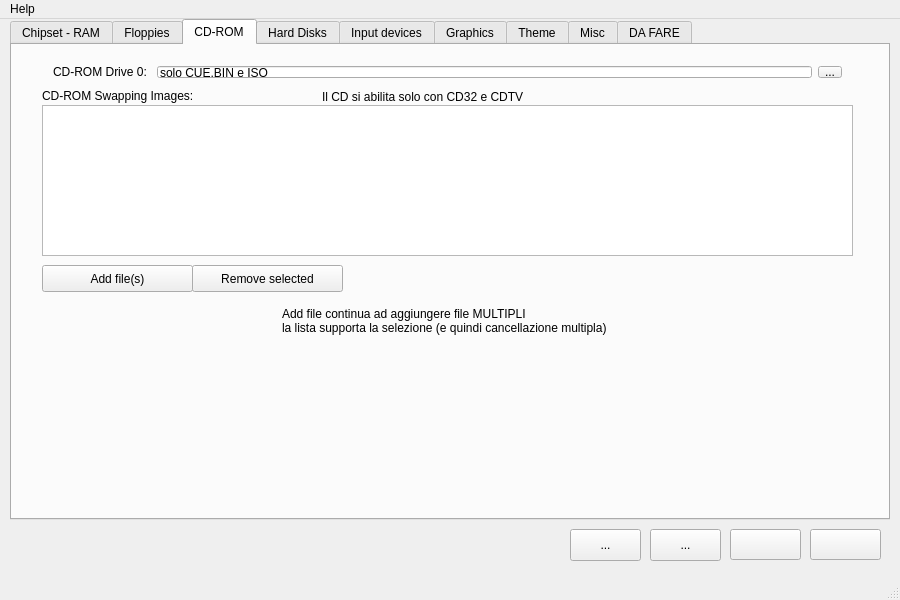
Before: the Qt Designer form amiga.ui in PSRAmiga/fs-uae, drawn with Qt 5.
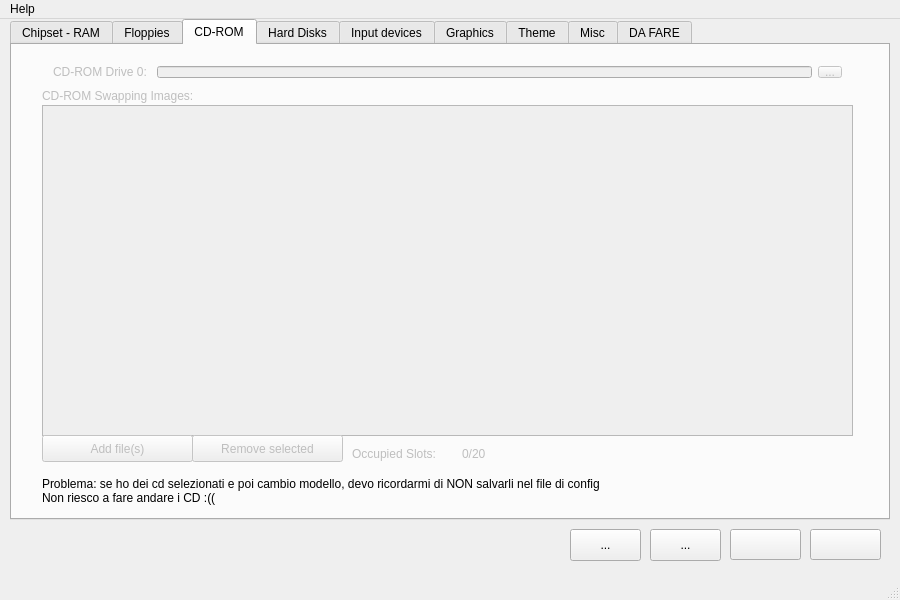
After: the same form once the commit is applied. The open tabs and pages were chosen to show the change. Icons and pictures are not drawn.

Commit message: Implementata selezione Hard Disk

What changed in the file:
```diff
--- a/amiga.ui
+++ b/amiga.ui
@@ -1056,33 +1056,6 @@
      <attribute name="title">
       <string>CD-ROM</string>
      </attribute>
-     <widget class="QLabel" name="label_58">
-      <property name="geometry">
-       <rect>
-        <x>310</x>
-        <y>43</y>
-        <width>261</width>
-        <height>17</height>
-       </rect>
-      </property>
-      <property name="text">
-       <string>Il CD si abilita solo con CD32 e CDTV</string>
-      </property>
-     </widget>
-     <widget class="QLabel" name="label_36">
-      <property name="geometry">
-       <rect>
-        <x>270</x>
-        <y>260</y>
-        <width>431</width>
-        <height>31</height>
-       </rect>
-      </property>
-      <property name="text">
-       <string>Add file continua ad aggiungere file MULTIPLI
-la lista supporta la selezione (e quindi cancellazione multipla)</string>
-      </property>
-     </widget>
      <widget class="QWidget" name="verticalLayoutWidget_8">
       <property name="geometry">
        <rect>
@@ -1095,6 +1068,9 @@
       <layout class="QHBoxLayout" name="cdromDrive0Panel">
        <item>
         <widget class="QLabel" name="cdromDrive0Label">
+         <property name="enabled">
+          <bool>false</bool>
+         </property>
          <property name="text">
           <string>CD-ROM Drive 0: </string>
          </property>
@@ -1102,8 +1078,11 @@
        </item>
        <item>
         <widget class="QLineEdit" name="cdromDrive0LineEdit">
+         <property name="enabled">
+          <bool>false</bool>
+         </property>
          <property name="text">
-          <string>solo CUE,BIN e ISO</string>
+          <string/>
          </property>
          <property name="maxLength">
           <number>32000</number>
@@ -1115,6 +1094,9 @@
        </item>
        <item>
         <widget class="QToolButton" name="cdromDrive0ToolButton">
+         <property name="enabled">
+          <bool>false</bool>
+         </property>
          <property name="text">
           <string>...</string>
          </property>
@@ -1127,6 +1109,9 @@
       </layout>
      </widget>
      <widget class="QLabel" name="cdromSwappingImagesLabel">
+      <property name="enabled">
+       <bool>false</bool>
+      </property>
       <property name="geometry">
        <rect>
         <x>30</x>
@@ -1140,12 +1125,15 @@
       </property>
      </widget>
      <widget class="QListWidget" name="cdromSwappingImagesListWidget">
+      <property name="enabled">
+       <bool>false</bool>
+      </property>
       <property name="geometry">
        <rect>
         <x>30</x>
         <y>60</y>
         <width>811</width>
-        <height>151</height>
+        <height>331</height>
        </rect>
       </property>
       <property name="selectionMode">
@@ -1153,10 +1141,13 @@
       </property>
      </widget>
      <widget class="QPushButton" name="cdromSwappingImagesRemovePushButton">
+      <property name="enabled">
+       <bool>false</bool>
+      </property>
       <property name="geometry">
        <rect>
         <x>180</x>
-        <y>220</y>
+        <y>390</y>
         <width>151</width>
         <height>27</height>
        </rect>
@@ -1169,11 +1160,14 @@
         <normaloff>:/Images/Images/designer-property-editor-remove-dynamic.png</normaloff>:/Images/Images/designer-property-editor-remove-dynamic.png</iconset>
       </property>
      </widget>
-     <widget class="QPushButton" name="cdromSwwappingImagesAddPushButton">
+     <widget class="QPushButton" name="cdromSwappingImagesAddPushButton">
+      <property name="enabled">
+       <bool>false</bool>
+      </property>
       <property name="geometry">
        <rect>
         <x>30</x>
-        <y>220</y>
+        <y>390</y>
         <width>151</width>
         <height>27</height>
        </rect>
@@ -1195,6 +1189,52 @@
         <normaloff>:/Images/Images/designer-property-editor-add-dynamic.png</normaloff>:/Images/Images/designer-property-editor-add-dynamic.png</iconset>
       </property>
      </widget>
+     <widget class="QLabel" name="cdromOccupiedSlotsLabel">
+      <property name="enabled">
+       <bool>false</bool>
+      </property>
+      <property name="geometry">
+       <rect>
+        <x>340</x>
+        <y>400</y>
+        <width>111</width>
+        <height>17</height>
+       </rect>
+      </property>
+      <property name="text">
+       <string>Occupied Slots:</string>
+      </property>
+     </widget>
+     <widget class="QLabel" name="cdromOccupiedSlotsDisplayLabel">
+      <property name="enabled">
+       <bool>false</bool>
+      </property>
+      <property name="geometry">
+       <rect>
+        <x>450</x>
+        <y>400</y>
+        <width>61</width>
+        <height>17</height>
+       </rect>
+      </property>
+      <property name="text">
+       <string>0/20</string>
+      </property>
+     </widget>
+     <widget class="QLabel" name="label">
+      <property name="geometry">
+       <rect>
+        <x>30</x>
+        <y>430</y>
+        <width>791</width>
+        <height>31</height>
+       </rect>
+      </property>
+      <property name="text">
+       <string>Problema: se ho dei cd selezionati e poi cambio modello, devo ricordarmi di NON salvarli nel file di config
+Non riesco a fare andare i CD :((</string>
+      </property>
+     </widget>
     </widget>
     <widget class="QWidget" name="harddisksMenu">
      <attribute name="icon">
```
Left out of the diff: 253 changed lines with no effect on the pictures. The commit also changes 10 other files.
